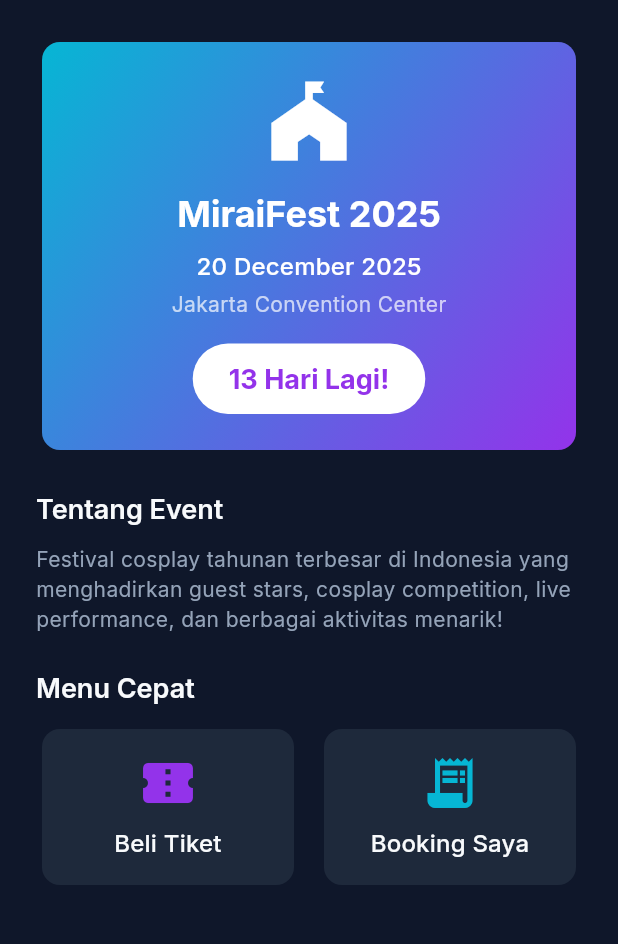
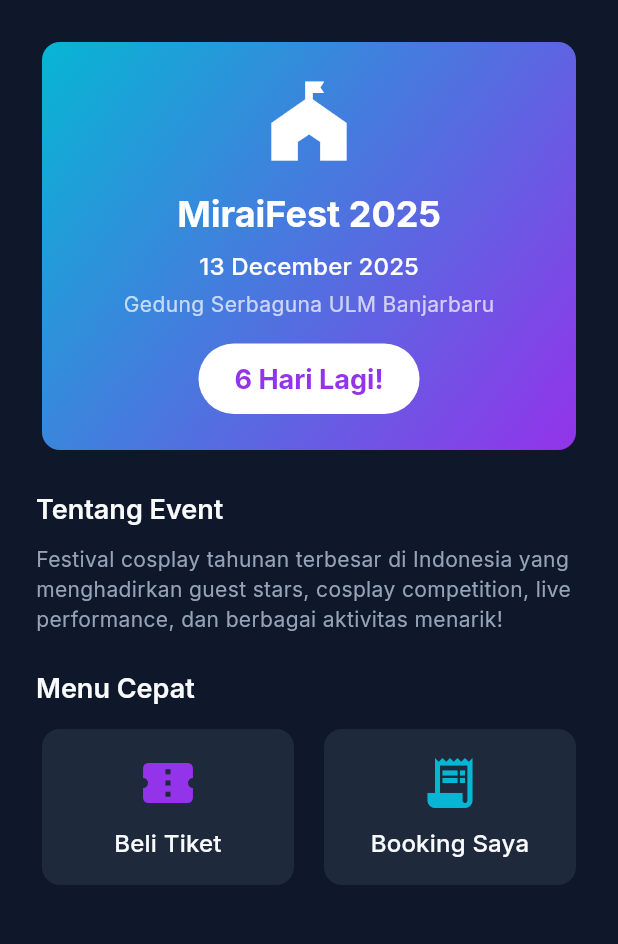
Before and after one commit to AimansyahMuhammadAdila/MiraiMobile, a Flutter app: the DashboardHomeScreen screen opened directly, on a phone screen of 412 x 824 dp, the part 147-1091 px from its top. Run offline on Flutter 3.47's test engine with Material 3 defaults, Android fonts, the light colour scheme and no system bars; our stand-ins replace cached_network_image, dio, google_fonts, image_picker, shared_preferences; accounts and stored records are empty; network calls fail; project files that could hold a hidden picture were left out.

Commit message:
feat: Add admin dashboard screen, define application constants, and ignore public uploads in git.

```diff
--- a/mirai_mobile/lib/utils/constants.dart
+++ b/mirai_mobile/lib/utils/constants.dart
@@ -10,8 +10,8 @@ class AppConstants {
 
   // MiraiFest Event Details
   static const String eventName = 'MiraiFest 2025';
-  static const String eventLocation = 'Jakarta Convention Center';
-  static final DateTime eventDate = DateTime(2025, 12, 20);
+  static const String eventLocation = 'Gedung Serbaguna ULM Banjarbaru';
+  static final DateTime eventDate = DateTime(2025, 12, 13);
   static const String eventDescription =
       'Festival cosplay tahunan terbesar di Indonesia yang menghadirkan '
       'guest stars, cosplay competition, live performance, dan berbagai aktivitas menarik!';
```
Also changed, not shown: mirai_mobile/lib/screens/admin/admin_dashboard_screen.dart (+12 -2 lines), 1 other file.
